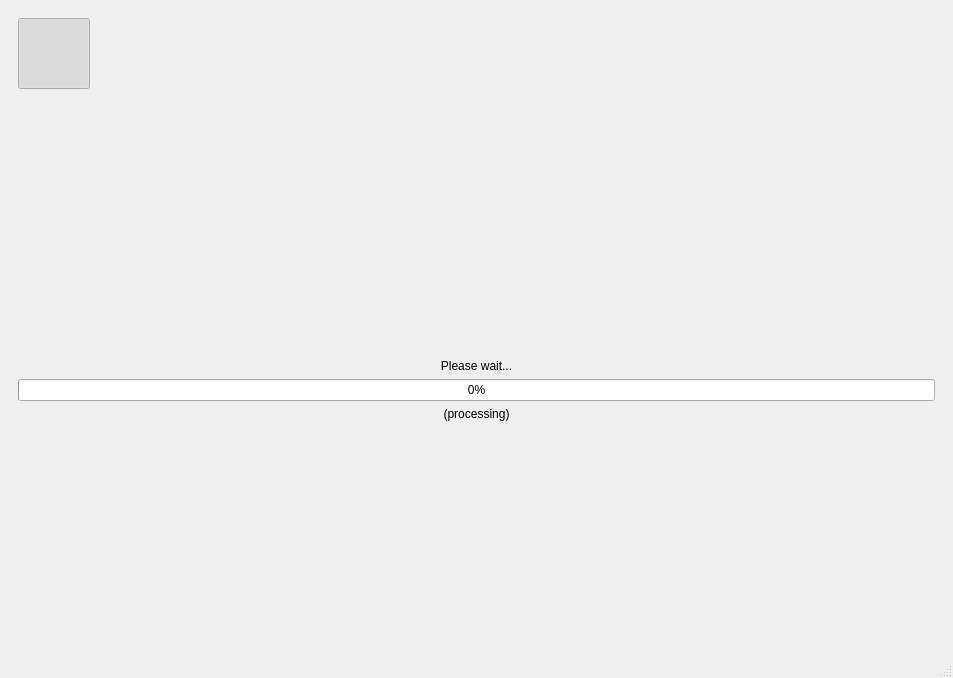
First picture: the form in views/ui/main_window.ui, repository ELVIS-Project/vis-framework, before the edit.
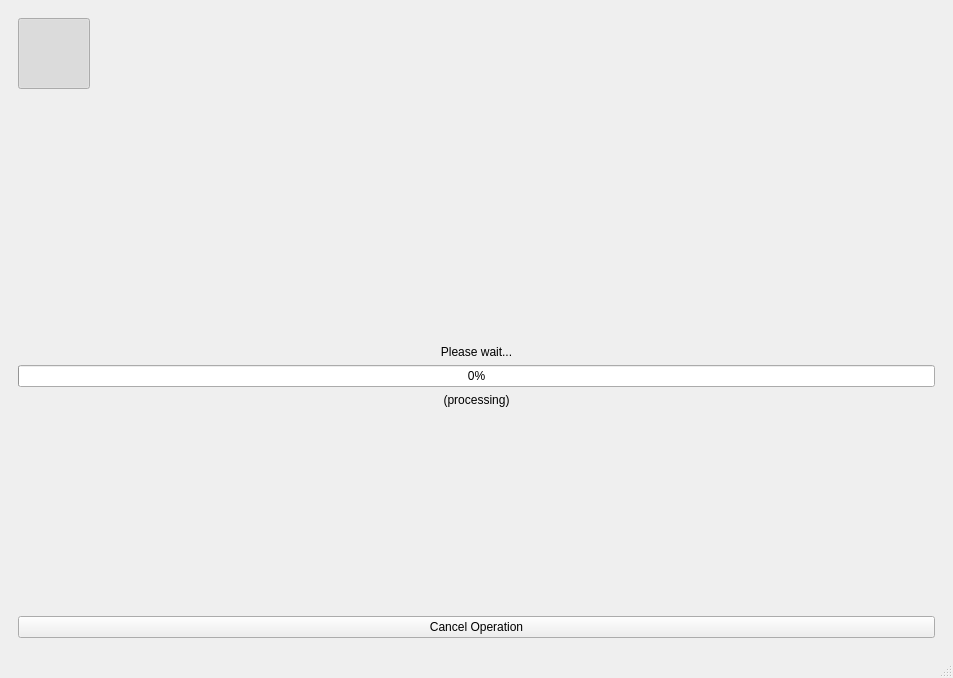
Second picture: the form after the edit. The open tabs and pages were chosen to show the change. Icons and pictures are not drawn.

Commit message: Added "Cancel Operation" to the Progress Panel

What changed in the file:
```diff
--- a/views/ui/main_window.ui
+++ b/views/ui/main_window.ui
@@ -1018,6 +1018,13 @@
           </property>
          </spacer>
         </item>
+        <item>
+         <widget class="QPushButton" name="btn_cancel_operation">
+          <property name="text">
+           <string>Cancel Operation</string>
+          </property>
+         </widget>
+        </item>
        </layout>
       </widget>
       <widget class="QWidget" name="page_about">
```
Left out of the diff: 2 changed lines with no effect on the pictures. The commit also changes 3 other files.
